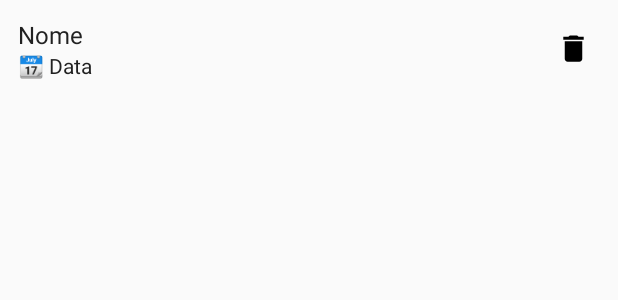
After one commit to MatheusNicollas/economias, an Android app: the layout item_despesa.xml on its own in the app's theme, with its tools: preview values and no code run, on a phone screen of 412 x 824 dp. The commit adds this screen. Shown: the top 300 px of the screen. Run offline under Robolectric (Android 15) with nearby library versions, the phone set to English and light mode, and no system bars.

Commit message:
deletar despesas

```diff
--- a/app/src/main/java/com/example/economias/Despesa.java
+++ b/app/src/main/java/com/example/economias/Despesa.java
@@ -2,7 +2,7 @@ package com.example.economias;
 
 public class Despesa {
 
-    private String id;
+    private int id;
     private String nome;
     private String categoria;
     private Double valor;
@@ -26,11 +26,11 @@ public class Despesa {
 
     private String emoji;
 
-    public String getId() {
+    public int getId() {
         return id;
     }
 
-    public void setId(String id) {
+    public void setId(int id) {
         this.id = id;
     }
 
--- a/app/src/main/java/com/example/economias/ResumoActivity.java
+++ b/app/src/main/java/com/example/economias/ResumoActivity.java
@@ -32,7 +32,7 @@ public class ResumoActivity extends AppCompatActivity {
     @Override
     public boolean onOptionsItemSelected(MenuItem item) {
         if (item.getItemId() == android.R.id.home) {
-            finish(); // Fecha a Activity atual e volta para a anterior
+            finish();
             return true;
         }
         return super.onOptionsItemSelected(item);
--- /dev/null
+++ b/app/src/main/res/drawable/baseline_delete_24.xml
@@ -0,0 +1,5 @@
+<vector xmlns:android="http://schemas.android.com/apk/res/android" android:height="24dp" android:tint="#000000" android:viewportHeight="24" android:viewportWidth="24" android:width="24dp">
+
+    <path android:fillColor="@android:color/white" android:pathData="M6,19c0,1.1 0.9,2 2,2h8c1.1,0 2,-0.9 2,-2V7H6v12zM19,4h-3.5l-1,-1h-5l-1,1H5v2h14V4z"/>
+
+</vector>
--- /dev/null
+++ b/app/src/main/res/layout/item_despesa.xml
@@ -0,0 +1,38 @@
+<?xml version="1.0" encoding="utf-8"?>
+<LinearLayout xmlns:android="http://schemas.android.com/apk/res/android"
+    android:layout_width="match_parent"
+    android:layout_height="wrap_content"
+    android:orientation="horizontal"
+    android:padding="12dp"
+    android:gravity="center_vertical"
+    android:background="?android:attr/selectableItemBackground">
+
+    <LinearLayout
+        android:layout_width="0dp"
+        android:layout_height="wrap_content"
+        android:layout_weight="1"
+        android:orientation="vertical">
+
+        <TextView
+            android:id="@+id/txtDespesa"
+            android:layout_width="wrap_content"
+            android:layout_height="wrap_content"
+            android:text="Nome"
+            android:textSize="16sp"/>
+
+        <TextView
+            android:id="@+id/txtData"
+            android:layout_width="wrap_content"
+            android:layout_height="wrap_content"
+            android:text="📆 Data"
+            android:textSize="14sp"/>
+    </LinearLayout>
+
+    <ImageView
+        android:id="@+id/btnDelete"
+        android:layout_width="35dp"
+        android:layout_height="35dp"
+        android:src="@drawable/baseline_delete_24"
+        android:contentDescription="Excluir"
+        android:padding="6dp"/>
+</LinearLayout>
```
Also changed, not shown: app/src/main/java/com/example/economias/DatabaseHelper.java (+8 -0 lines), app/src/main/java/com/example/economias/DespesaAdapter.java (added, +80 -0 lines), app/src/main/java/com/example/economias/DetalhesCategoriaActivity.java (+36 -22 lines), app/src/main/java/com/example/economias/MainActivity.java (+37 -21 lines).
